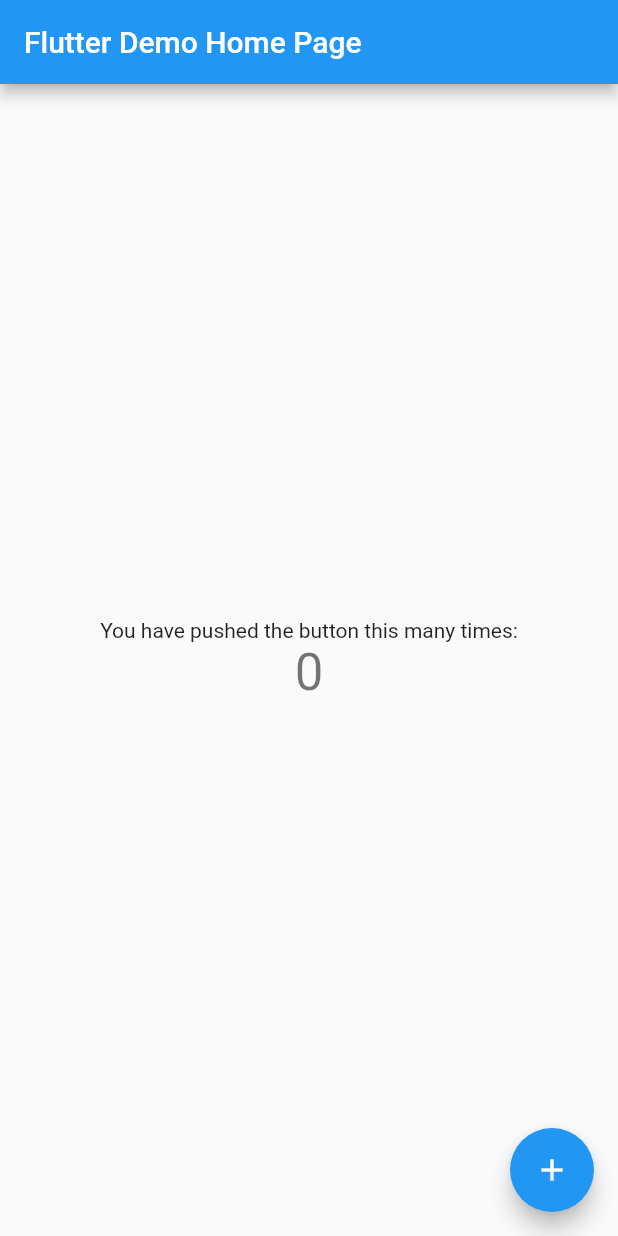
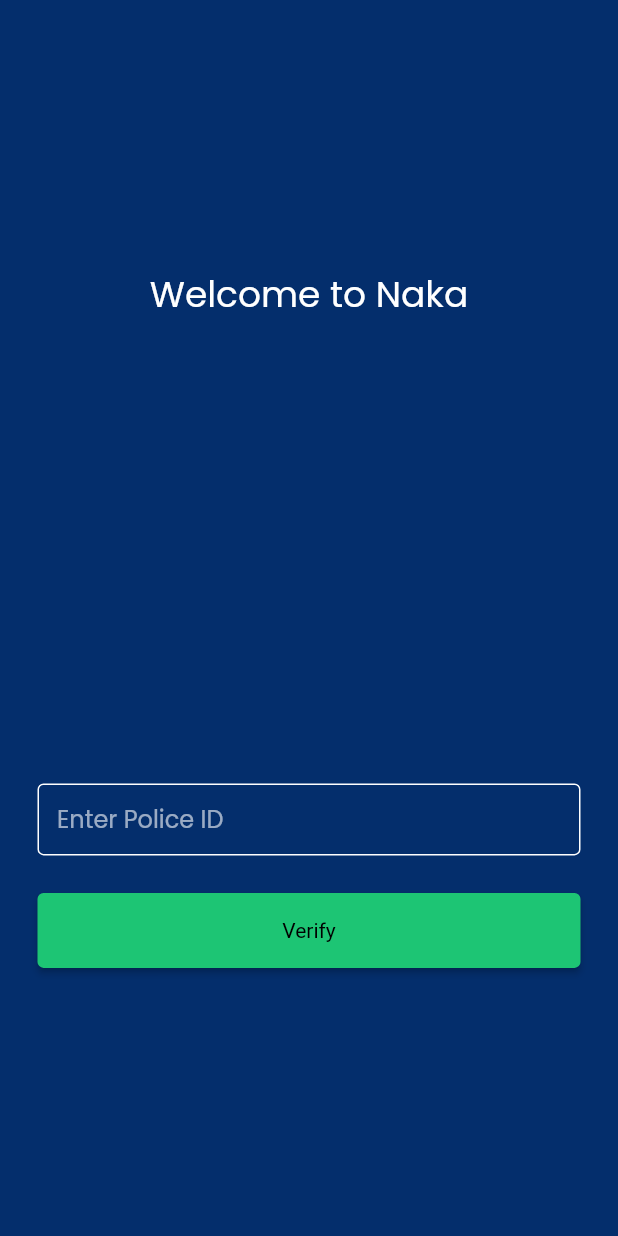
Before and after one commit to Debajyoti14/Smart-Naka, a Flutter app: the screen it shows after launch, on a phone screen of 412 x 824 dp. Run offline on Flutter 3.47's test engine with Material 2 defaults, Android fonts, the light colour scheme and no system bars; our stand-ins replace google_fonts.

Commit message:
Login Screen added

```diff
--- a/lib/main.dart
+++ b/lib/main.dart
@@ -1,4 +1,6 @@
 import 'package:flutter/material.dart';
+import 'package:smart_naka_ethos/screens/login.dart';
+import 'package:smart_naka_ethos/themes.dart';
 
 void main() {
   runApp(const MyApp());
@@ -7,101 +9,13 @@
 class MyApp extends StatelessWidget {
   const MyApp({super.key});
 
-  // This widget is the root of your application.
   @override
   Widget build(BuildContext context) {
     return MaterialApp(
       debugShowCheckedModeBanner: false,
       title: 'Smart Naka',
-      theme: ThemeData(
-        primarySwatch: Colors.blue,
-      ),
-      home: const MyHomePage(title: 'Flutter Demo Home Page'),
+      theme: darkThemeData,
+      home: const LoginPage(),
     );
   }
 }
-
-class MyHomePage extends StatefulWidget {
-  const MyHomePage({super.key, required this.title});
-
-  // This widget is the home page of your application. It is stateful, meaning
-  // that it has a State object (defined below) that contains fields that affect
-  // how it looks.
-
-  // This class is the configuration for the state. It holds the values (in this
-  // case the title) provided by the parent (in this case the App widget) and
-  // used by the build method of the State. Fields in a Widget subclass are
-  // always marked "final".
-
-  final String title;
-
-  @override
-  State<MyHomePage> createState() => _MyHomePageState();
-}
-
-class _MyHomePageState extends State<MyHomePage> {
-  int _counter = 0;
-
-  void _incrementCounter() {
-    setState(() {
-      // This call to setState tells the Flutter framework that something has
-      // changed in this State, which causes it to rerun the build method below
-      // so that the display can reflect the updated values. If we changed
-      // _counter without calling setState(), then the build method would not be
-      // called again, and so nothing would appear to happen.
-      _counter++;
-    });
-  }
-
-  @override
-  Widget build(BuildContext context) {
-    // This method is rerun every time setState is called, for instance as done
-    // by the _incrementCounter method above.
-    //
-    // The Flutter framework has been optimized to make rerunning build methods
-    // fast, so that you can just rebuild anything that needs updating rather
-    // than having to individually change instances of widgets.
-    return Scaffold(
-      appBar: AppBar(
-        // Here we take the value from the MyHomePage object that was created by
-        // the App.build method, and use it to set our appbar title.
-        title: Text(widget.title),
-      ),
-      body: Center(
-        // Center is a layout widget. It takes a single child and positions it
-        // in the middle of the parent.
-        child: Column(
-          // Column is also a layout widget. It takes a list of children and
-          // arranges them vertically. By default, it sizes itself to fit its
-          // children horizontally, and tries to be as tall as its parent.
-          //
-          // Invoke "debug painting" (press "p" in the console, choose the
-          // "Toggle Debug Paint" action from the Flutter Inspector in Android
-          // Studio, or the "Toggle Debug Paint" command in Visual Studio Code)
-          // to see the wireframe for each widget.
-          //
-          // Column has various properties to control how it sizes itself and
-          // how it positions its children. Here we use mainAxisAlignment to
-          // center the children vertically; the main axis here is the vertical
-          // axis because Columns are vertical (the cross axis would be
-          // horizontal).
-          mainAxisAlignment: MainAxisAlignment.center,
-          children: <Widget>[
-            const Text(
-              'You have pushed the button this many times:',
-            ),
-            Text(
-              '$_counter',
-              style: Theme.of(context).textTheme.headline4,
-            ),
-          ],
-        ),
-      ),
-      floatingActionButton: FloatingActionButton(
-        onPressed: _incrementCounter,
-        tooltip: 'Increment',
-        child: const Icon(Icons.add),
-      ), // This trailing comma makes auto-formatting nicer for build methods.
-    );
-  }
-}
--- /dev/null
+++ b/lib/screens/login.dart
@@ -0,0 +1,73 @@
+import 'package:flutter/material.dart';
+import 'package:smart_naka_ethos/utils/constants.dart';
+
+class LoginPage extends StatefulWidget {
+  const LoginPage({super.key});
+
+  @override
+  State<LoginPage> createState() => _LoginPageState();
+}
+
+class _LoginPageState extends State<LoginPage> {
+  String policeID = '';
+  @override
+  Widget build(BuildContext context) {
+    return Scaffold(
+      body: Padding(
+        padding: const EdgeInsets.symmetric(
+          horizontal: DEFAULT_PADDING,
+          vertical: 25,
+        ),
+        child: Column(
+          crossAxisAlignment: CrossAxisAlignment.center,
+          mainAxisAlignment: MainAxisAlignment.spaceAround,
+          children: [
+            Text(
+              'Welcome to Naka',
+              style: Theme.of(context).textTheme.headline5,
+            ),
+            Column(
+              children: [
+                TextFormField(
+                  decoration: const InputDecoration(
+                      focusedBorder: OutlineInputBorder(
+                        borderSide: BorderSide(color: Colors.white),
+                      ),
+                      enabledBorder: OutlineInputBorder(
+                        borderSide: BorderSide(color: Colors.white),
+                      ),
+                      contentPadding: EdgeInsets.symmetric(
+                        vertical: 7,
+                        horizontal: 13,
+                      ),
+                      hintText: 'Enter Police ID'),
+                  onSaved: (value) => setState(() {
+                    policeID = value!;
+                  }),
+                  validator: (value) {
+                    if (value!.trim().isEmpty) {
+                      return 'ID Required';
+                    }
+                    return null;
+                  },
+                ),
+                const SizedBox(height: 25),
+                SizedBox(
+                  width: double.infinity,
+                  height: 50,
+                  child: ElevatedButton(
+                    style: ElevatedButton.styleFrom(
+                        backgroundColor: ACCENT_GREEN,
+                        textStyle: const TextStyle(color: BACKGROUND_DARK)),
+                    onPressed: () {},
+                    child: const Text('Verify'),
+                  ),
+                )
+              ],
+            )
+          ],
+        ),
+      ),
+    );
+  }
+}
--- a/lib/themes.dart
+++ b/lib/themes.dart
@@ -5,6 +5,13 @@
 final darkThemeData = ThemeData(
   brightness: Brightness.dark,
   primaryColor: BACKGROUND_DARK,
-  textTheme: GoogleFonts.poppinsTextTheme(ThemeData.light().textTheme),
+  scaffoldBackgroundColor: BACKGROUND_DARK,
+  textTheme: GoogleFonts.poppinsTextTheme(ThemeData.dark().textTheme),
   colorScheme: const ColorScheme.dark(primary: BACKGROUND_DARK),
+  // buttonTheme: const ButtonThemeData(
+  //   minWidth: 200,
+  //   height: 100,
+  //   buttonColor: ACCENT_GREEN,
+  //   textTheme: ButtonTextTheme.primary,
+  // ),
 );
--- a/lib/utils/constants.dart
+++ b/lib/utils/constants.dart
@@ -1,7 +1,7 @@
 import 'dart:ui';
 
-const BACKGROUND_DARK = Color(0xFF000E23);
+const BACKGROUND_DARK = Color.fromARGB(255, 4, 46, 108);
 const ACCENT_GREEN = Color(0xFF1DC574);
 
-const double DEFAULT_PADDING = 15;
+const double DEFAULT_PADDING = 25;
 const double DEFAULT_BORDER_RADIUS = 16;
```
